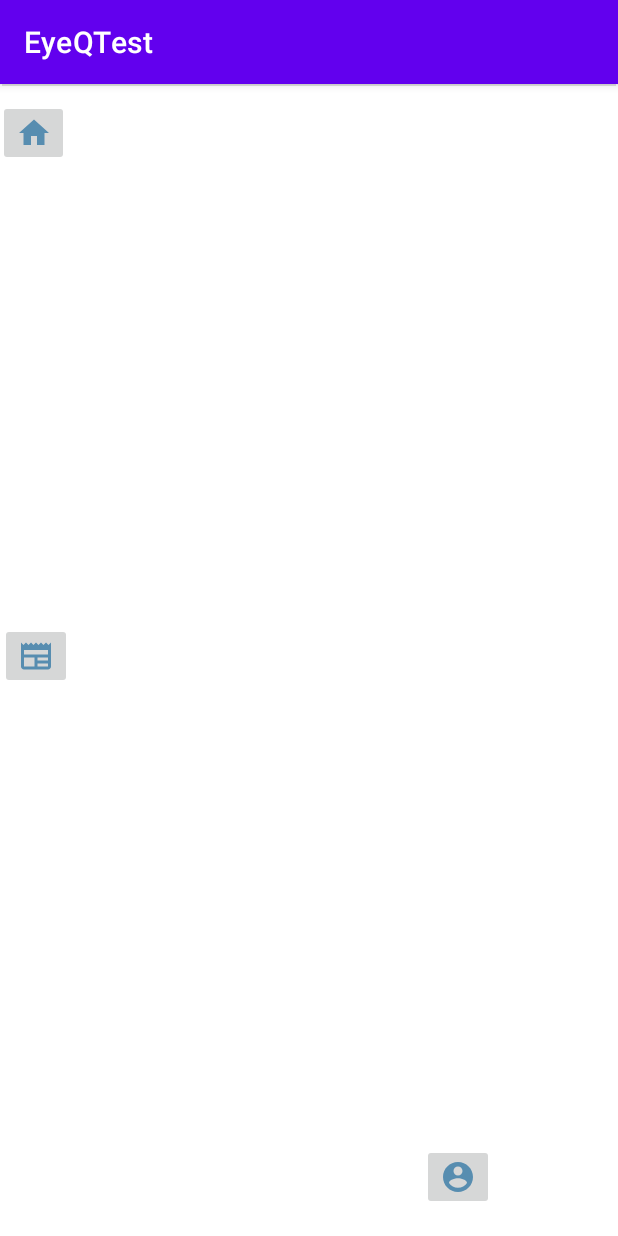
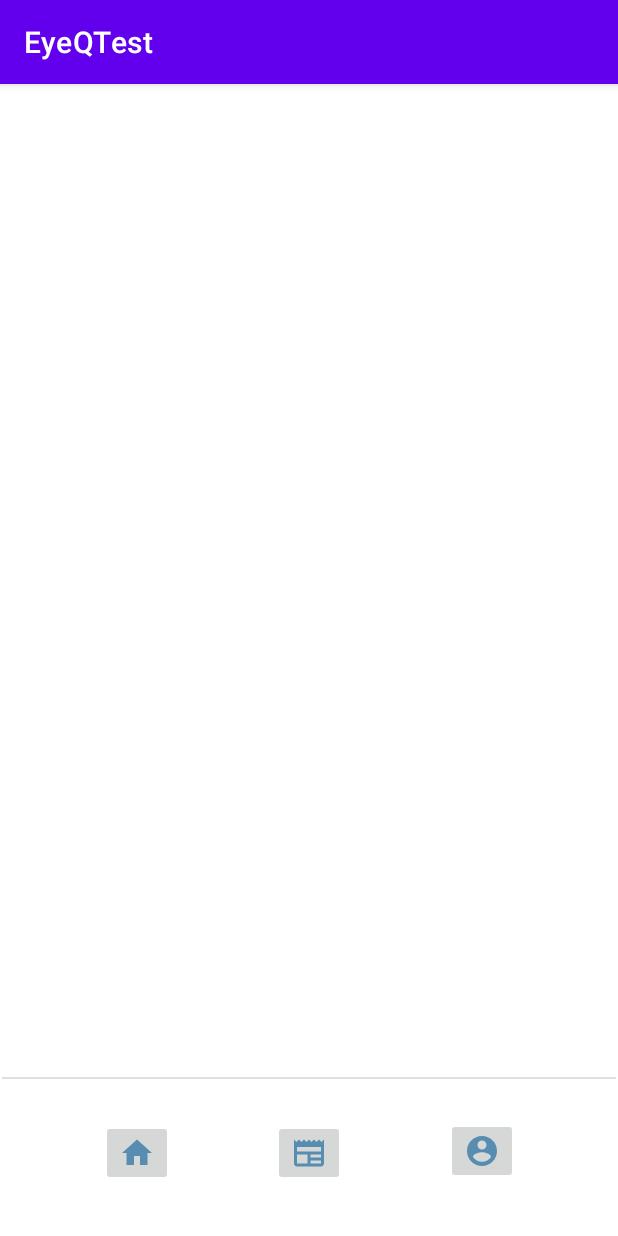
Before and after one commit to poorna-theekshana/EyeQTest, an Android app: the screen it shows after launch (MainActivity), on a phone screen of 412 x 824 dp. Run offline under Robolectric (Android 15) with nearby library versions, the light colour scheme and no system bars.

Commit message:
navigation UI

```diff
--- a/app/src/main/res/layout/activity_main.xml
+++ b/app/src/main/res/layout/activity_main.xml
@@ -4,23 +4,20 @@
     xmlns:tools="http://schemas.android.com/tools"
     android:layout_width="match_parent"
     android:layout_height="match_parent"
-    tools:context=".MainActivity"
-    >
+    tools:context=".MainActivity">
 
     <ImageButton
         android:id="@+id/homebutton"
         android:layout_width="wrap_content"
         android:layout_height="wrap_content"
-        android:layout_marginStart="16dp"
         android:layout_marginTop="9dp"
         android:layout_marginBottom="16dp"
         app:layout_constraintBottom_toBottomOf="parent"
         app:layout_constraintEnd_toStartOf="@+id/newletterbutton"
-        app:layout_constraintHorizontal_bias="0.282"
+        app:layout_constraintHorizontal_bias="0.5"
         app:layout_constraintHorizontal_chainStyle="spread"
         app:layout_constraintStart_toStartOf="parent"
         app:layout_constraintTop_toBottomOf="@+id/divider"
-        app:layout_constraintVertical_bias="0.0"
         app:srcCompat="@drawable/home_icon" />
 
     <ImageButton
@@ -28,14 +25,12 @@
         android:layout_width="wrap_content"
         android:layout_height="wrap_content"
         android:layout_marginTop="8dp"
-        android:layout_marginEnd="26dp"
         android:layout_marginBottom="17dp"
         app:layout_constraintBottom_toBottomOf="parent"
         app:layout_constraintEnd_toEndOf="parent"
-        app:layout_constraintHorizontal_bias="0.805"
+        app:layout_constraintHorizontal_bias="0.5"
         app:layout_constraintStart_toEndOf="@+id/newletterbutton"
         app:layout_constraintTop_toBottomOf="@+id/divider"
-        app:layout_constraintVertical_bias="1.0"
         app:srcCompat="@drawable/account_icon" />
 
     <ImageButton
@@ -45,30 +40,31 @@
         android:layout_marginTop="9dp"
         android:layout_marginBottom="16dp"
         app:layout_constraintBottom_toBottomOf="parent"
+        app:layout_constraintEnd_toStartOf="@+id/userbutton"
+        app:layout_constraintHorizontal_bias="0.5"
+        app:layout_constraintStart_toEndOf="@+id/homebutton"
         app:layout_constraintTop_toBottomOf="@+id/divider"
-        app:srcCompat="@drawable/newsletter_icon"
-        tools:layout_editor_absoluteX="181dp" />
+        app:srcCompat="@drawable/newsletter_icon" />
 
     <View
         android:id="@+id/divider"
         android:layout_width="409dp"
         android:layout_height="1dp"
         android:layout_marginStart="1dp"
+        android:layout_marginTop="2dp"
         android:layout_marginEnd="1dp"
         android:background="?android:attr/listDivider"
         app:layout_constraintEnd_toEndOf="parent"
         app:layout_constraintHorizontal_bias="0.0"
         app:layout_constraintStart_toStartOf="parent"
-        tools:layout_editor_absoluteY="662dp" />
+        app:layout_constraintTop_toBottomOf="@+id/mainfragment" />
 
     <androidx.fragment.app.FragmentContainerView
         android:id="@+id/mainfragment"
         android:name="com.example.eyeqtest.HomeFragment"
-        android:layout_width="412dp"
-        android:layout_height="659dp"
+        android:layout_width="409dp"
+        android:layout_height="660dp"
         android:layout_marginEnd="1dp"
-        android:layout_marginBottom="3dp"
-        app:layout_constraintBottom_toTopOf="@+id/divider"
         app:layout_constraintEnd_toEndOf="parent"
         app:layout_constraintStart_toStartOf="parent"
         app:layout_constraintTop_toTopOf="parent" />
--- a/app/src/main/res/layout/fragment_home.xml
+++ b/app/src/main/res/layout/fragment_home.xml
@@ -5,18 +5,4 @@
     android:id="@+id/frameLayout"
     android:layout_width="match_parent"
     android:layout_height="match_parent"
-    tools:context=".HomeFragment">
-
-    <!-- TODO: Update blank fragment layout -->
-
-    <TextView
-        android:id="@+id/textView2"
-        android:layout_width="156dp"
-        android:layout_height="107dp"
-        android:layout_marginStart="124dp"
-        android:layout_marginTop="172dp"
-        android:text="TextView"
-        app:layout_constraintStart_toStartOf="parent"
-        app:layout_constraintTop_toTopOf="parent" />
-
-</androidx.constraintlayout.widget.ConstraintLayout>
+    tools:context=".HomeFragment" />
```
Also changed, not shown: app/src/main/res/layout/fragment_newsletter.xml (+6 -7 lines), app/src/main/res/layout/fragment_user.xml (+3 -10 lines).
